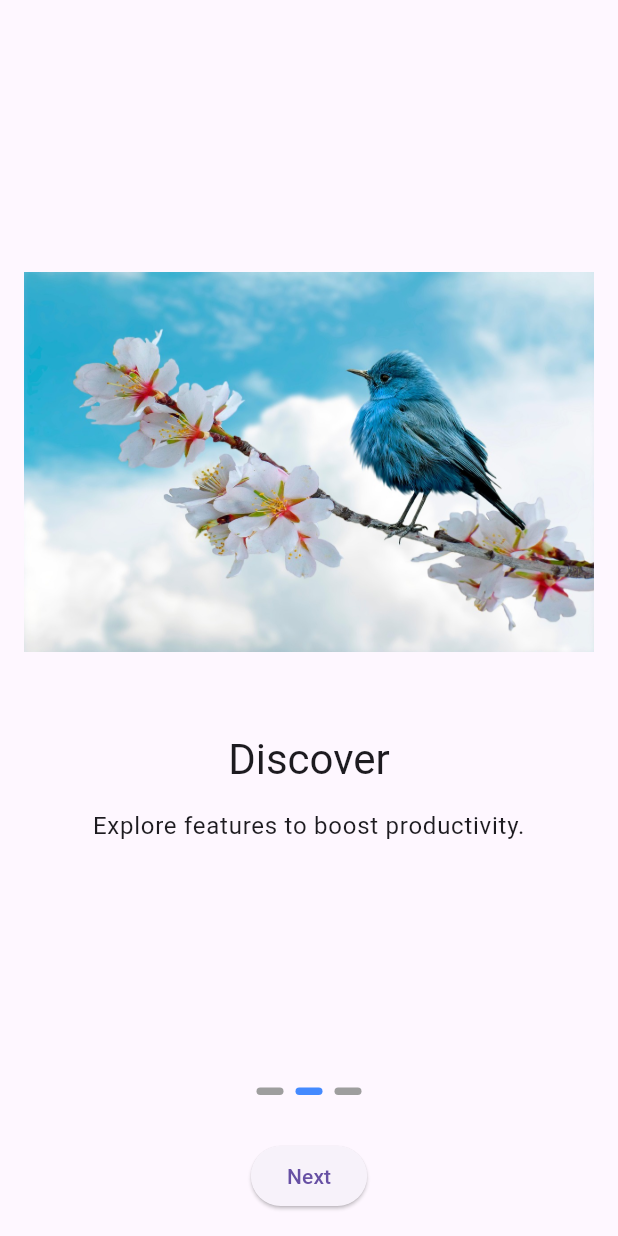
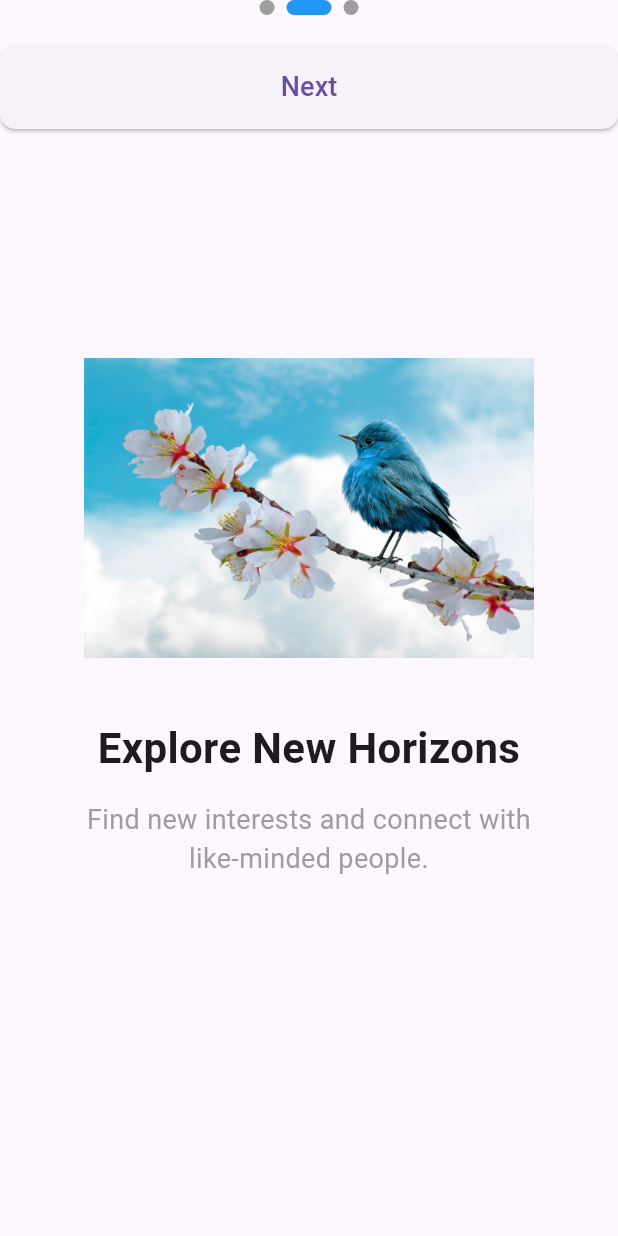
Before and after one commit to mohankumaronly/Onboarding-Screens-in-the-flutter, a Flutter app: the screen it shows after launch, after a tap on "Next", on a phone screen of 412 x 824 dp. Run offline on Flutter 3.47's test engine with Material 3 defaults, Android fonts, the phone set to English and light mode, and no system bars; drawn by our look-alikes of smooth_page_indicator; our stand-ins replace shared_preferences.

Commit message:
Onboarding_screens are updated

```diff
--- a/lib/main.dart
+++ b/lib/main.dart
@@ -1,37 +1,55 @@
 import 'package:flutter/material.dart';
-import 'package:onbording_screens/screens/Home_screen.dart';
-import 'package:onbording_screens/onboarding/screen/onboarding_screen.dart';
-import 'package:onbording_screens/onboarding/services/shared_pref_service.dart';
+import 'package:onbording_screens/Screens/home_screen.dart'; // Re-add this import
+import 'package:onbording_screens/onboarding/screens/onboarding_screen.dart';
+import 'package:shared_preferences/shared_preferences.dart';
 
 void main() {
   runApp(const MyApp());
 }
 
-class MyApp extends StatelessWidget {
-  const MyApp({super.key});
+class MyApp extends StatefulWidget {
+  const MyApp({Key? key}) : super(key: key);
 
-  Future<bool> _checkFirstTime() async {
-    return await SharedPrefService.isFirstTimeUser();
+  @override
+  State<MyApp> createState() => _MyAppState();
+}
+
+class _MyAppState extends State<MyApp> {
+  bool _onboardingComplete = false;
+  bool _isLoading = true;
+
+  @override
+  void initState() {
+    super.initState();
+    _checkOnboardingStatus();
+  }
+
+  Future<void> _checkOnboardingStatus() async {
+    SharedPreferences prefs = await SharedPreferences.getInstance();
+    setState(() {
+      _onboardingComplete = prefs.getBool('onboarding_complete') ?? false;
+      _isLoading = false;
+    });
+  }
+
+  void _setOnboardingComplete() {
+    setState(() {
+      _onboardingComplete = true;
+    });
   }
 
   @override
   Widget build(BuildContext context) {
-    return FutureBuilder<bool>(
-      future: _checkFirstTime(),
-      builder: (context, snapshot) {
-        if (snapshot.connectionState != ConnectionState.done) {
-          return const MaterialApp(
-            home: Scaffold(body: Center(child: CircularProgressIndicator())),
-          );
-        }
-
-        final bool isFirstTime = snapshot.data ?? true;
-
-        return MaterialApp(
-          debugShowCheckedModeBanner: false,
-          home: isFirstTime ? const OnboardingScreen() : const HomeScreen(),
-        );
-      },
+    return MaterialApp(
+      title: 'Onboarding Demo',
+      theme: ThemeData(
+        primarySwatch: Colors.blue,
+      ),
+      home: _isLoading
+          ? const Center(child: CircularProgressIndicator()) // Still show loading while checking
+          : _onboardingComplete
+              ? const HomeScreen() // Navigate to HomeScreen when onboarding is complete
+              : OnboardingScreen(onOnboardingComplete: _setOnboardingComplete),
     );
   }
 }
--- a/lib/onboarding/data/onboarding_data.dart
+++ b/lib/onboarding/data/onboarding_data.dart
@@ -1,19 +1,19 @@
-import 'package:onbording_screens/onboarding/models/onboarding_model.dart';
+import 'package:onbording_screens/onboarding/model/onboarding_model.dart';
 
-List<OnboardingModel> onboardingPages = [
-  OnboardingModel(
-    image: 'assets/images/sample1.jpg',
-    title: 'Welcome',
-    description: 'Welcome to our awesome app!',
+final List<OnboardingPageModel> onboardingPages = [
+  OnboardingPageModel(
+    imagePath: 'assets/images/sample1.jpg', // Make sure to add these images
+    title: 'Welcome to Our App!',
+    description: 'Discover amazing features and simplify your life.',
   ),
-  OnboardingModel(
-    image: 'assets/images/sample1.jpg',
-    title: 'Discover',
-    description: 'Explore features to boost productivity.',
+  OnboardingPageModel(
+    imagePath: 'assets/images/sample1.jpg',
+    title: 'Explore New Horizons',
+    description: 'Find new interests and connect with like-minded people.',
   ),
-  OnboardingModel(
-    image: 'assets/images/sample1.jpg',
-    title: 'Get Started',
-    description: 'Let’s get started!',
+  OnboardingPageModel(
+    imagePath: 'assets/images/sample1.jpg',
+    title: 'Get Started Today',
+    description: 'Join our community and embark on an exciting journey.',
   ),
 ];
--- a/lib/onboarding/models/onboarding_model.dart
+++ b/lib/onboarding/model/onboarding_model.dart
@@ -1,10 +1,10 @@
-class OnboardingModel {
-  final String image;
+class OnboardingPageModel {
+  final String imagePath;
   final String title;
   final String description;
 
-  OnboardingModel({
-    required this.image,
+  OnboardingPageModel({
+    required this.imagePath,
     required this.title,
     required this.description,
   });
--- /dev/null
+++ b/lib/onboarding/onboarding_page/onboarding_page.dart
@@ -0,0 +1,42 @@
+import 'package:flutter/material.dart';
+import 'package:onbording_screens/onboarding/model/onboarding_model.dart';
+
+class OnboardingPage extends StatelessWidget {
+  final OnboardingPageModel page;
+
+  const OnboardingPage({Key? key, required this.page}) : super(key: key);
+
+  @override
+  Widget build(BuildContext context) {
+    return Padding(
+      padding: const EdgeInsets.all(40.0),
+      child: Column(
+        mainAxisAlignment: MainAxisAlignment.center,
+        children: [
+          Image.asset(
+            page.imagePath,
+            height: 200,
+          ),
+          const SizedBox(height: 40),
+          Text(
+            page.title,
+            style: const TextStyle(
+              fontSize: 28,
+              fontWeight: FontWeight.bold,
+            ),
+            textAlign: TextAlign.center,
+          ),
+          const SizedBox(height: 15),
+          Text(
+            page.description,
+            style: const TextStyle(
+              fontSize: 18,
+              color: Colors.grey,
+            ),
+            textAlign: TextAlign.center,
+          ),
+        ],
+      ),
+    );
+  }
+}
--- a/lib/onboarding/screen/onboarding_screen.dart
+++ /dev/null
@@ -1,91 +0,0 @@
-import 'package:flutter/material.dart';
-import 'package:onbording_screens/onboarding/services/shared_pref_service.dart';
-import 'package:onbording_screens/screens/Home_screen.dart';
-import 'package:onbording_screens/onboarding/data/onboarding_data.dart';
-import 'package:onbording_screens/onboarding/widgets/next_button.dart';
-import 'package:onbording_screens/onboarding/widgets/onboarding_page.dart';
-import 'package:smooth_page_indicator/smooth_page_indicator.dart';
-
-class OnboardingScreen extends StatefulWidget {
-  const OnboardingScreen({super.key});
-
-  @override
-  State<OnboardingScreen> createState() => _OnboardingScreenState();
-}
-
-class _OnboardingScreenState extends State<OnboardingScreen> {
-  final PageController _controller = PageController();
-  bool isLastPage = false;
-
-  @override
-  void dispose() {
-    _controller.dispose();
-    super.dispose();
-  }
-
-  void _onPageChanged(int index) {
-    setState(() {
-      isLastPage = index == onboardingPages.length - 1;
-    });
-  }
-
- void _onNextPressed() async {
-  if (isLastPage) {
-    await SharedPrefService.setOnboardingSeen();
-    Navigator.pushReplacement(
-      context,
-      MaterialPageRoute(builder: (_) => const HomeScreen()),
-    );
-  } else {
-    _controller.nextPage(
-      duration: const Duration(milliseconds: 300),
-      curve: Curves.easeInOut,
-    );
-  }
-}
-
-
-  @override
-  Widget build(BuildContext context) {
-    return Scaffold(
-      body: SafeArea(
-        child: Padding(
-          padding: const EdgeInsets.all(16.0),
-          child: Column(
-            children: [
-              Expanded(
-                child: PageView.builder(
-                  controller: _controller,
-                  itemCount: onboardingPages.length,
-                  onPageChanged: _onPageChanged,
-                  itemBuilder: (context, index) {
-                    return OnboardingPage(model: onboardingPages[index]);
-                  },
-                ),
-              ),
-
-              const SizedBox(height: 20),
-
-              SmoothPageIndicator(
-                controller: _controller,
-                count: onboardingPages.length,
-                effect: const WormEffect(
-                  dotHeight: 5,
-                  dotWidth: 18,
-                  activeDotColor: Colors.blueAccent,
-                ),
-              ),
-
-              const SizedBox(height: 30),
-
-              NextButton(
-                onPressed: _onNextPressed,
-                isLastPage: isLastPage,
-              ),
-            ],
-          ),
-        ),
-      ),
-    );
-  }
-}
--- /dev/null
+++ b/lib/onboarding/screens/onboarding_screen.dart
@@ -0,0 +1,96 @@
+import 'package:flutter/material.dart';
+import 'package:onbording_screens/onboarding/data/onboarding_data.dart';
+import 'package:onbording_screens/onboarding/onboarding_page/onboarding_page.dart';
+import 'package:shared_preferences/shared_preferences.dart';
+import 'package:smooth_page_indicator/smooth_page_indicator.dart';
+
+class OnboardingScreen extends StatefulWidget {
+  final VoidCallback onOnboardingComplete;
+
+  const OnboardingScreen({Key? key, required this.onOnboardingComplete}) : super(key: key);
+
+  @override
+  _OnboardingScreenState createState() => _OnboardingScreenState();
+}
+
+class _OnboardingScreenState extends State<OnboardingScreen> {
+  final PageController _pageController = PageController();
+  int _currentPage = 0;
+  @override
+  void dispose() {
+    _pageController.dispose();
+    super.dispose();
+  }
+
+  @override
+  Widget build(BuildContext context) {
+    return Scaffold(
+      body: Stack(
+        children: [
+          PageView.builder(
+            controller: _pageController,
+            itemCount: onboardingPages.length,
+            onPageChanged: (int page) {
+              setState(() {
+                _currentPage = page;
+              });
+            },
+            itemBuilder: (context, index) {
+              return OnboardingPage(page: onboardingPages[index]);
+            },
+          ),
+          Column(
+            children: [
+              SmoothPageIndicator(
+                controller: _pageController,
+                count: onboardingPages.length,
+                effect: const ExpandingDotsEffect(
+                  activeDotColor: Colors.blue,
+                  dotColor: Colors.grey,
+                  dotHeight: 10,
+                  dotWidth: 10,
+                  spacing: 8.0,
+                ),
+                onDotClicked: (index) {
+                  _pageController.animateToPage(
+                    index,
+                    duration: const Duration(milliseconds: 300),
+                    curve: Curves.ease,
+                  );
+                },
+              ),
+              const SizedBox(height: 20),
+              SizedBox(
+                width: double.infinity,
+                child: ElevatedButton(
+                  onPressed: _currentPage == onboardingPages.length - 1
+                      ? () async {
+                          SharedPreferences prefs = await SharedPreferences.getInstance();
+                          await prefs.setBool('onboarding_complete', true);
+                          widget.onOnboardingComplete();
+                        }
+                      : () {
+                          _pageController.nextPage(
+                            duration: const Duration(milliseconds: 300),
+                            curve: Curves.easeIn,
+                          );
+                        },
+                  style: ElevatedButton.styleFrom(
+                    padding: const EdgeInsets.symmetric(vertical: 15),
+                    shape: RoundedRectangleBorder(
+                      borderRadius: BorderRadius.circular(10),
+                    ),
+                  ),
+                  child: Text(
+                    _currentPage == onboardingPages.length - 1 ? 'Get Started' : 'Next',
+                    style: const TextStyle(fontSize: 18),
+                  ),
+                ),
+              ),
+            ],
+          ),
+        ],
+      ),
+    );
+  }
+}
--- a/lib/onboarding/services/shared_pref_service.dart
+++ /dev/null
@@ -1,17 +0,0 @@
-import 'package:shared_preferences/shared_preferences.dart';
-
-class SharedPrefService {
-  static const String _keyFirstTime = 'isFirstTime';
-
-  // Save onboarding seen status
-  static Future<void> setOnboardingSeen() async {
-    final prefs = await SharedPreferences.getInstance();
-    await prefs.setBool(_keyFirstTime, false);
-  }
-
-  // Check if user is opening app first time
-  static Future<bool> isFirstTimeUser() async {
-    final prefs = await SharedPreferences.getInstance();
-    return prefs.getBool(_keyFirstTime) ?? true;
-  }
-}
--- a/lib/onboarding/widgets/next_button.dart
+++ /dev/null
@@ -1,20 +0,0 @@
-import 'package:flutter/material.dart';
-
-class NextButton extends StatelessWidget {
-  final VoidCallback onPressed;
-  final bool isLastPage;
-
-  const NextButton({
-    super.key,
-    required this.onPressed,
-    required this.isLastPage,
-  });
-
-  @override
-  Widget build(BuildContext context) {
-    return ElevatedButton(
-      onPressed: onPressed,
-      child: Text(isLastPage ? 'Get Started' : 'Next'),
-    );
-  }
-}
--- a/lib/onboarding/widgets/onboarding_page.dart
+++ /dev/null
@@ -1,29 +0,0 @@
-import 'package:flutter/material.dart';
-import 'package:onbording_screens/onboarding/models/onboarding_model.dart';
-
-class OnboardingPage extends StatelessWidget {
-  final OnboardingModel model;
-
-  const OnboardingPage({super.key, required this.model});
-
-  @override
-  Widget build(BuildContext context) {
-    return Column(
-      mainAxisAlignment: MainAxisAlignment.center,
-      children: [
-        Image.asset(model.image, height: 300),
-        const SizedBox(height: 30),
-        Text(model.title, style: Theme.of(context).textTheme.headlineMedium),
-        const SizedBox(height: 15),
-        Padding(
-          padding: const EdgeInsets.symmetric(horizontal: 30.0),
-          child: Text(
-            model.description,
-            textAlign: TextAlign.center,
-            style: Theme.of(context).textTheme.bodyLarge,
-          ),
-        ),
-      ],
-    );
-  }
-}
```
Also changed, not shown: 1 other file.
